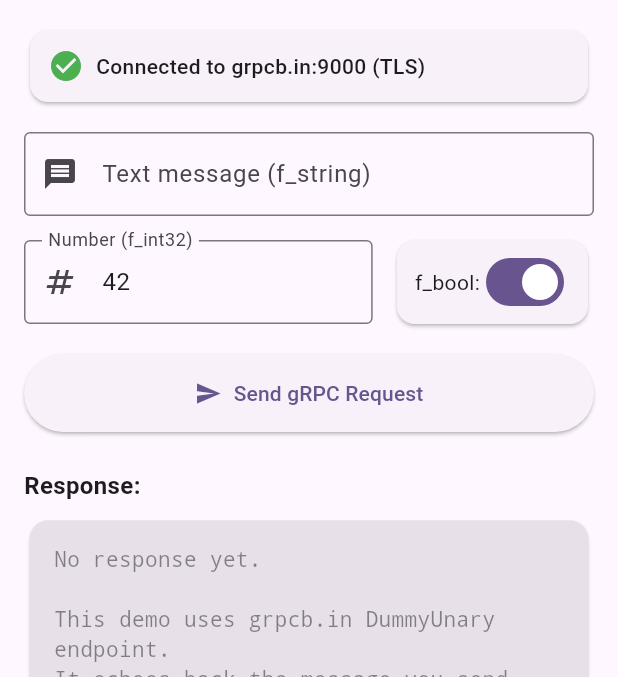
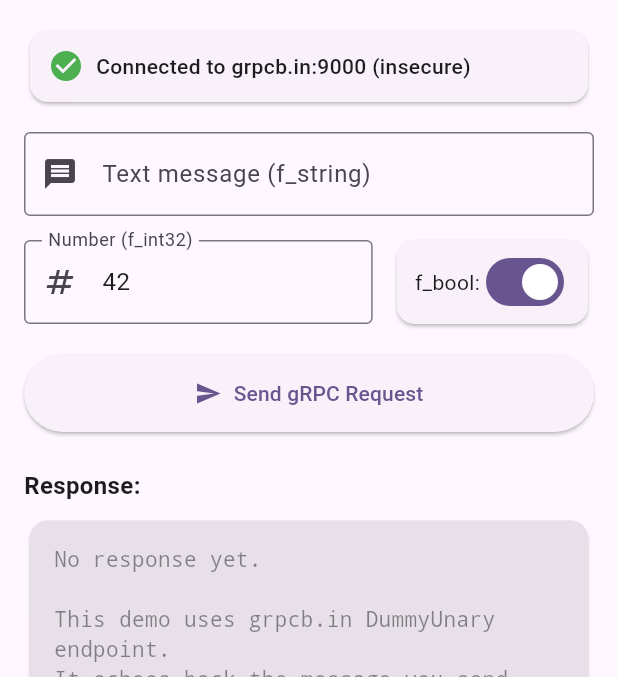
Before and after one commit to lisitsasvyatoslav/new_test_app, a Flutter app: the screen it shows after launch, on a phone screen of 412 x 824 dp, the part 84-761 px from its top. Run offline on Flutter 3.47's test engine with Material 3 defaults, Android fonts, the phone set to English and light mode, and no system bars; our stand-ins replace fixnum; missing offline and left inert: grpc, protobuf.

Commit message:
fix port

```diff
--- a/lib/main.dart
+++ b/lib/main.dart
@@ -124,7 +124,7 @@
                     const SizedBox(width: 8),
                     Text(
                       _isInitialized
-                          ? 'Connected to grpcb.in:9000 (TLS)'
+                          ? 'Connected to grpcb.in:9000 (insecure)'
                           : 'Connecting...',
                       style: const TextStyle(fontWeight: FontWeight.w500),
                     ),
--- a/lib/services/grpc_service.dart
+++ b/lib/services/grpc_service.dart
@@ -3,7 +3,7 @@
 
 class GrpcService {
   static const String _host = 'grpcb.in';
-  static const int _port = 9000; // TLS port for grpcb.in (9001 is insecure)
+  static const int _port = 9000; // Port 9000 = insecure, Port 9001 = TLS
 
   ClientChannel? _channel;
   GRPCBinClient? _client;
@@ -14,7 +14,7 @@
       _host,
       port: _port,
       options: const ChannelOptions(
-        credentials: ChannelCredentials.secure(),
+        credentials: ChannelCredentials.insecure(),
       ),
     );
     _client = GRPCBinClient(_channel!);
```
